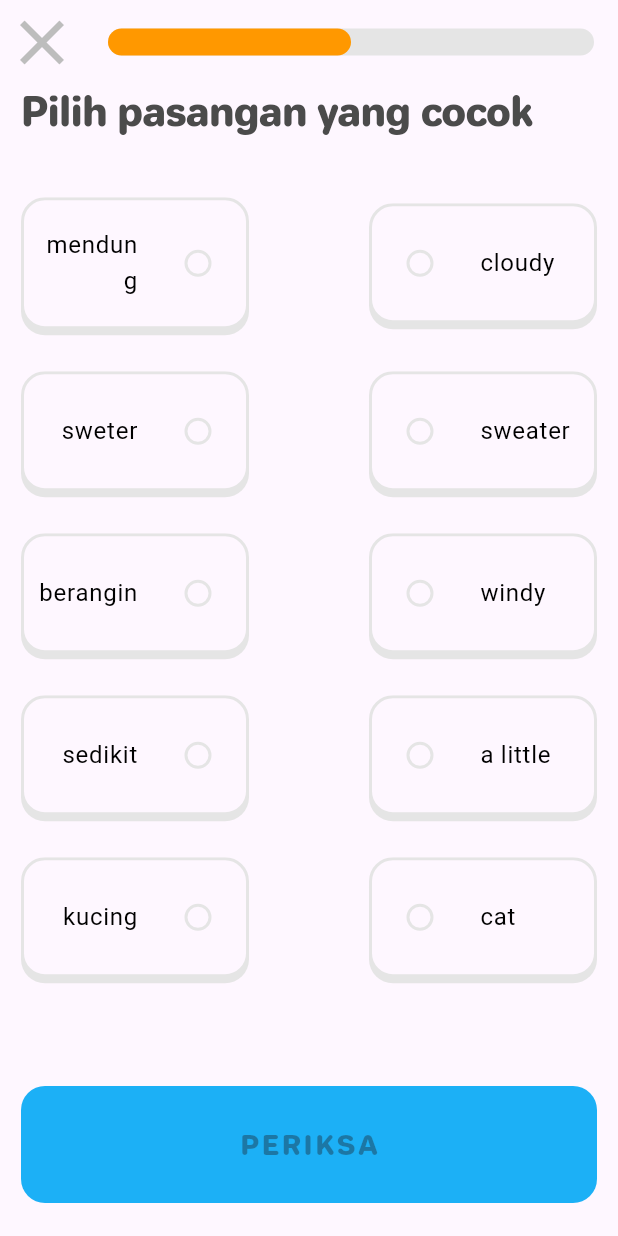
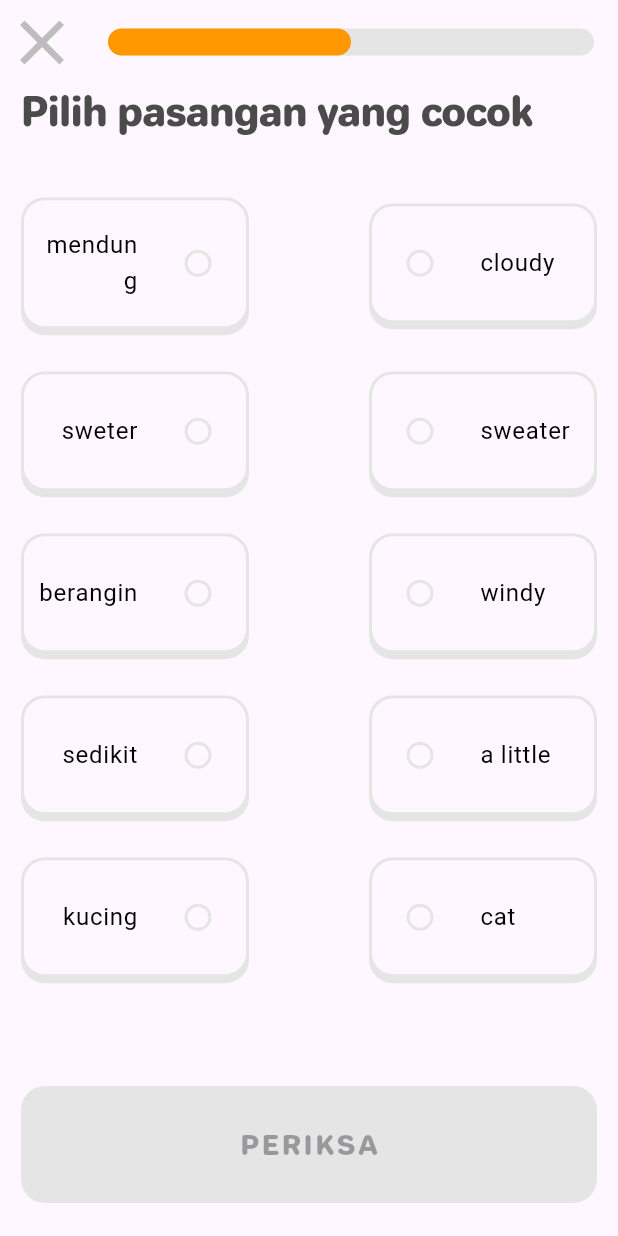
Before and after one commit to LordJmw/MobileFrontEndKel3IF_B_Pagi, a Flutter app: the MatchingQuestion screen opened directly, on a phone screen of 412 x 824 dp. Run offline on Flutter 3.47's test engine with Material 3 defaults, Android fonts, the phone set to English and light mode, and no system bars; our stand-ins replace font_awesome_flutter.

Commit message:
Extract shared widget to another file & Fix state management in checkButton

```diff
--- /dev/null
+++ b/lib/components/check_button.dart
@@ -0,0 +1,72 @@
+import 'package:flutter/material.dart';
+import 'package:project_kel2_mfe/components/press_effect.dart';
+
+class CheckButton extends StatefulWidget {
+  final PressEffectNotifier pressEffectController;
+  final bool buttonState;
+
+  const CheckButton({
+    super.key,
+    required this.pressEffectController,
+    required this.buttonState,
+  });
+
+  @override
+  State<CheckButton> createState() => _CheckButtonState();
+}
+
+class _CheckButtonState extends State<CheckButton> {
+  @override
+  void initState() {
+    super.initState();
+    Future.delayed(Duration.zero, () {
+      widget.pressEffectController.changePressedState(!widget.buttonState);
+      widget.pressEffectController.changeShadowColor(
+        Color.fromRGBO(17, 117, 163, 1),
+      );
+    });
+  }
+
+  @override
+  void didUpdateWidget(covariant CheckButton oldWidget) {
+    // TODO: implement didUpdateWidget
+    super.didUpdateWidget(oldWidget);
+    if (oldWidget.buttonState != widget.buttonState) {
+      Future.delayed(Duration.zero, () {
+        widget.pressEffectController.changePressedState(!widget.buttonState);
+      });
+    }
+  }
+
+  @override
+  Widget build(BuildContext context) {
+    return TextButton(
+      onPressed:
+          widget.buttonState
+              ? () {
+                widget.pressEffectController.press();
+              }
+              : null,
+      style: TextButton.styleFrom(
+        backgroundColor:
+            widget.buttonState
+                ? Color.fromRGBO(28, 176, 246, 1)
+                : Color.fromRGBO(229, 229, 229, 1),
+        foregroundColor: Colors.white,
+        shape: RoundedRectangleBorder(borderRadius: BorderRadius.circular(16)),
+      ),
+      child: Padding(
+        padding: EdgeInsets.fromLTRB(0, 18, 0, 18),
+
+        child: Text(
+          widget.buttonState ? "BERIKUTNYA" : "PERIKSA",
+          style: TextStyle(
+            fontSize: 18,
+            fontFamily: "Jellee",
+            letterSpacing: 2,
+          ),
+        ),
+      ),
+    );
+  }
+}
--- /dev/null
+++ b/lib/components/press_effect.dart
@@ -0,0 +1,81 @@
+import 'package:flutter/material.dart';
+
+class PressEffectNotifier {
+  final ValueNotifier<bool> pressed = ValueNotifier(false);
+  final ValueNotifier<Color> shadowColor = ValueNotifier(
+    Color.fromRGBO(229, 229, 229, 1),
+  );
+
+  void changePressedState(bool newState) {
+    pressed.value = newState;
+  }
+
+  void changeShadowColor(Color newColor) {
+    shadowColor.value = newColor;
+  }
+
+  void press() {
+    pressed.value = !pressed.value;
+
+    Future.delayed(Duration(milliseconds: 100), () {
+      pressed.value = !pressed.value;
+    });
+  }
+}
+
+class PressEffect extends StatefulWidget {
+  final double offset;
+  final Widget Function(PressEffectNotifier toggleNotifier) child;
+
+  const PressEffect({super.key, required this.offset, required this.child});
+
+  @override
+  State<PressEffect> createState() => _PressEffectState();
+}
+
+class _PressEffectState extends State<PressEffect> {
+  late PressEffectNotifier toggleNotifier;
+  late ValueNotifier<bool> pressed;
+  late ValueNotifier<Color> shadowColor;
+
+  @override
+  void initState() {
+    super.initState();
+    toggleNotifier = PressEffectNotifier();
+    pressed = toggleNotifier.pressed;
+    shadowColor = toggleNotifier.shadowColor;
+  }
+
+  @override
+  Widget build(BuildContext context) {
+    return AnimatedBuilder(
+      animation: Listenable.merge([pressed, shadowColor]),
+      builder:
+          (context, _) => Transform.translate(
+            offset: Offset(0, pressed.value ? widget.offset : 0),
+            child: Container(
+              width: double.infinity,
+              decoration: BoxDecoration(
+                borderRadius: BorderRadius.circular(16),
+                boxShadow:
+                    !pressed.value
+                        ? [
+                          BoxShadow(
+                            color: shadowColor.value,
+                            offset:
+                                pressed.value
+                                    ? Offset(0, 0)
+                                    : Offset(0, widget.offset),
+                          ),
+                        ]
+                        : [],
+              ),
+              child: Material(
+                color: Colors.transparent,
+                child: widget.child(toggleNotifier),
+              ),
+            ),
+          ),
+    );
+  }
+}
--- a/lib/matching.dart
+++ b/lib/matching.dart
@@ -1,4 +1,6 @@
 import 'package:flutter/material.dart';
+import 'package:project_kel2_mfe/components/check_button.dart';
+import 'package:project_kel2_mfe/components/press_effect.dart';
 
 class TileState extends ChangeNotifier {
   final Map<String, String> listQuestion;
@@ -78,6 +80,7 @@ class _MatchingQuestionState extends State<MatchingQuestion> {
   late TileState notifier;
   List<String> shuffledQuestion = [];
   List<String> shuffledAnswer = [];
+  bool isCompleted = false;
 
   @override
   void initState() {
@@ -89,39 +92,45 @@ class _MatchingQuestionState extends State<MatchingQuestion> {
     notifier.addListener(() {
       setState(() {
         if (notifier.completedQuestion.length == sampleQuestion.length * 2) {
-          ScaffoldMessenger.of(context).showSnackBar(
-            SnackBar(
-              backgroundColor: Color.fromRGBO(221, 243, 254, 1),
-              duration: Duration(days: 1),
-              content: Column(
-                children: [
-                  Padding(
-                    padding: const EdgeInsets.fromLTRB(0, 0, 0, 24),
-                    child: ListTile(
-                      contentPadding: EdgeInsets.zero,
-                      leading: CircleAvatar(
-                        backgroundColor: Color.fromRGBO(28, 176, 246, 1),
-                        foregroundColor: Colors.white,
-                        radius: 15,
-                        child: Icon(Icons.check_rounded, size: 20),
-                      ),
-                      title: Text(
-                        "Hebat!",
-                        style: TextStyle(
-                          fontSize: 22,
-                          color: Color.fromRGBO(28, 176, 246, 1),
-                          fontFamily: "Jellee",
-                        ),
-                      ),
-                    ),
-                  ),
-                  // CheckButton(state: true),
-                ],
-              ),
-            ),
-          );
+          isCompleted = true;
         }
       });
+
+      //   setState(() {
+      //     if (notifier.completedQuestion.length == sampleQuestion.length * 2) {
+      //       ScaffoldMessenger.of(context).showSnackBar(
+      //         SnackBar(
+      //           backgroundColor: Color.fromRGBO(221, 243, 254, 1),
+      //           duration: Duration(days: 1),
+      //           content: Column(
+      //             children: [
+      //               Padding(
+      //                 padding: const EdgeInsets.fromLTRB(0, 0, 0, 24),
+      //                 child: ListTile(
+      //                   contentPadding: EdgeInsets.zero,
+      //                   leading: CircleAvatar(
+      //                     backgroundColor: Color.fromRGBO(28, 176, 246, 1),
+      //                     foregroundColor: Colors.white,
+      //                     radius: 15,
+      //                     child: Icon(Icons.check_rounded, size: 20),
+      //                   ),
+      //                   title: Text(
+      //                     "Hebat!",
+      //                     style: TextStyle(
+      //                       fontSize: 22,
+      //                       color: Color.fromRGBO(28, 176, 246, 1),
+      //                       fontFamily: "Jellee",
+      //                     ),
+      //                   ),
+      //                 ),
+      //               ),
+      //               // CheckButton(state: true),
+      //             ],
+      //           ),
+      //         ),
+      //       );
+      //     }
+      //   });
     });
   }
 
@@ -165,31 +174,28 @@ class _MatchingQuestionState extends State<MatchingQuestion> {
                         mainAxisAlignment: MainAxisAlignment.spaceBetween,
                         children: [
                           Expanded(
-                            child: ToggleDropShadow(
+                            child: PressEffect(
                               offset: 4,
-                              dropShadowColor: Color.fromRGBO(229, 229, 229, 1),
                               child:
                                   (toggle) => MatchingTiles(
                                     notifier: notifier,
                                     tileValue: shuffledQuestion[i],
                                     isQuestion: true,
-                                    toggleNotifier: toggle,
+                                    pressEffectController: toggle,
                                   ),
                             ),
                           ),
                           SizedBox(width: 80),
 
                           Expanded(
-                            child: ToggleDropShadow(
+                            child: PressEffect(
                               offset: 4,
-                              dropShadowColor: Color.fromRGBO(229, 229, 229, 1),
-
                               child:
                                   (toggle) => MatchingTiles(
                                     notifier: notifier,
                                     tileValue: shuffledAnswer[i],
                                     isQuestion: false,
-                                    toggleNotifier: toggle,
+                                    pressEffectController: toggle,
                                   ),
                             ),
                           ),
@@ -201,14 +207,12 @@ class _MatchingQuestionState extends State<MatchingQuestion> {
 
               Padding(
                 padding: const EdgeInsets.fromLTRB(0, 0, 0, 28),
-                child: ToggleDropShadow(
+                child: PressEffect(
                   offset: 6,
-                  state: false,
-                  dropShadowColor: Color.fromRGBO(17, 117, 163, 1),
                   child:
                       (toggle) => CheckButton(
-                        toggleNotifier: toggle,
-                        buttonState: false,
+                        pressEffectController: toggle,
+                        buttonState: isCompleted,
                       ),
                 ),
               ),
@@ -224,13 +228,13 @@ class MatchingTiles extends StatefulWidget {
   final TileState notifier;
   final String tileValue;
   final bool isQuestion;
-  final ToggleValueNotifier toggleNotifier;
+  final PressEffectNotifier pressEffectController;
   const MatchingTiles({
     super.key,
     required this.notifier,
     required this.tileValue,
     required this.isQuestion,
-    required this.toggleNotifier,
+    required this.pressEffectController,
   });
 
   @override
@@ -243,25 +247,10 @@ class _MatchingTilesState extends State<MatchingTiles> {
   late bool isCorrect;
   late bool isChecked;
   late bool tapState;
-  late ValueNotifier<bool> pressed;
-  late ValueNotifier<Color> shadowStateColor;
-  late ValueNotifier<bool> toggleState;
-
-  void toggleTrigger() {
-    pressed.value = !pressed.value;
-
-    Future.delayed(Duration(milliseconds: 100), () {
-      pressed.value = !pressed.value;
-    });
-  }
 
   @override
   void initState() {
     super.initState();
-
-    pressed = widget.toggleNotifier.pressed;
-    shadowStateColor = widget.toggleNotifier.shadowStateColor;
-    toggleState = widget.toggleNotifier.toggleState;
 
     isSelected =
         widget.tileValue == widget.notifier.selectedQuestion ||
@@ -285,18 +274,26 @@ class _MatchingTilesState extends State<MatchingTiles> {
 
         if (isSelected) {
           if (!isChecked) {
-            shadowStateColor.value = Color.fromRGBO(28, 176, 246, 1);
+            widget.pressEffectController.changeShadowColor(
+              Color.fromRGBO(28, 176, 246, 1),
+            );
           } else {
             if (isCorrect) {
-              shadowStateColor.value = Color.fromRGBO(165, 237, 110, 1);
+              widget.pressEffectController.changeShadowColor(
+                Color.fromRGBO(165, 237, 110, 1),
+              );
             } else {
-              shadowStateColor.value = Color.fromRGBO(255, 178, 178, 1);
+              widget.pressEffectController.changeShadowColor(
+                Color.fromRGBO(255, 178, 178, 1),
+              );
             }
           }
         } else {
-          shadowStateColor.value = Color.fromRGBO(229, 229, 229, 1);
+          widget.pressEffectController.changeShadowColor(
+            Color.fromRGBO(229, 229, 229, 1),
+          );
           if (isDisabled) {
-            toggleState.value = false;
+            widget.pressEffectController.changePressedState(true);
           }
         }
       });
@@ -372,7 +369,7 @@ class _MatchingTilesState extends State<MatchingTiles> {
                   widget.tileValue,
                   widget.isQuestion,
                 );
-                toggleTrigger();
+                widget.pressEffectController.press();
 
                 if (widget.notifier.selectedQuestion != "" &&
                     widget.notifier.selectedAnswer != "") {
@@ -427,13 +424,7 @@ class RadioButton extends StatelessWidget {
           isDisabled || !tapState
               ? null
               : (value) {
-                widget.toggleNotifier.pressed.value =
-                    !widget.toggleNotifier.pressed.value;
-
-                Future.delayed(Duration(milliseconds: 100), () {
-                  widget.toggleNotifier.pressed.value =
-                      !widget.toggleNotifier.pressed.value;
-                });
+                widget.pressEffectController.press();
                 widget.notifier.changeSelected(value, widget.isQuestion);
                 if (widget.notifier.selectedQuestion != "" &&
                     widget.notifier.selectedAnswer != "") {
@@ -443,154 +434,3 @@ class RadioButton extends StatelessWidget {
     );
   }
 }
-
-class CheckButton extends StatefulWidget {
-  final ToggleValueNotifier toggleNotifier;
-  final bool buttonState;
-
-  const CheckButton({
-    super.key,
-    required this.toggleNotifier,
-    required this.buttonState,
-  });
-
-  @override
-  State<CheckButton> createState() => _CheckButtonState();
-}
-
-class _CheckButtonState extends State<CheckButton> {
-  late ValueNotifier<bool> pressed;
-
-  @override
-  void initState() {
-    super.initState();
-    pressed = widget.toggleNotifier.pressed;
-    widget.toggleNotifier.changeToggleState(widget.buttonState);
-  }
-
-  @override
-  Widget build(BuildContext context) {
-    return TextButton(
-      onPressed:
-          widget.buttonState
-              ? () {
-                pressed.value = !pressed.value;
-
-                Future.delayed(Duration(milliseconds: 100), () {
-                  pressed.value = !pressed.value;
-                });
-              }
-              : null,
-      style: TextButton.styleFrom(
-        backgroundColor: Color.fromRGBO(28, 176, 246, 1),
-        foregroundColor: Colors.white,
-        shape: RoundedRectangleBorder(borderRadius: BorderRadius.circular(16)),
-      ),
-      child: Padding(
-        padding: EdgeInsets.fromLTRB(0, 18, 0, 18),
-
-        child: Text(
-          "PERIKSA",
-          style: TextStyle(
-            fontSize: 18,
-            fontFamily: "Jellee",
-            letterSpacing: 2,
-          ),
-        ),
-      ),
-    );
-  }
-}
-
-class ToggleValueNotifier {
-  late ValueNotifier<bool> pressed;
-  late ValueNotifier<Color> shadowStateColor;
-  final Color dropShadowColor;
-  late ValueNotifier<bool> toggleState;
-  final bool state;
-
-  ToggleValueNotifier({required this.dropShadowColor, required this.state}) {
-    shadowStateColor = ValueNotifier<Color>(dropShadowColor);
-    toggleState = ValueNotifier<bool>(state);
-    changeToggleState(state);
-  }
-
-  void changeToggleState(bool newState) {
-    toggleState.value = newState;
-    if (toggleState.value) {
-      pressed = ValueNotifier<bool>(false);
-    } else {
-      pressed = ValueNotifier<bool>(true);
-    }
-  }
-}
-
-class ToggleDropShadow extends StatefulWidget {
-  final double offset;
-  final Color dropShadowColor;
-  final Widget Function(ToggleValueNotifier toggleNotifier) child;
-  final bool state;
-
-  const ToggleDropShadow({
-    super.key,
-    required this.offset,
-    required this.dropShadowColor,
-    required this.child,
-    this.state = true,
-  });
-
-  @override
-  State<ToggleDropShadow> createState() => _ToggleDropShadowState();
-}
-
-class _ToggleDropShadowState extends State<ToggleDropShadow> {
-  late ToggleValueNotifier toggleNotifier;
-  late ValueNotifier<bool> pressed;
-  late ValueNotifier<Color> shadowStateColor;
-  late ValueNotifier<bool> toggleState;
-
-  @override
-  void initState() {
-    super.initState();
-    toggleNotifier = ToggleValueNotifier(
-      dropShadowColor: widget.dropShadowColor,
-      state: widget.state,
-    );
-    pressed = toggleNotifier.pressed;
-    shadowStateColor = toggleNotifier.shadowStateColor;
-    toggleState = toggleNotifier.toggleState;
-  }
-
-  @override
-  Widget build(BuildContext context) {
-    return AnimatedBuilder(
-      animation: pressed,
-      builder:
-          (context, _) => Transform.translate(
-            offset: Offset(0, pressed.value ? widget.offset : 0),
-            child: Container(
-              width: double.infinity,
-              decoration: BoxDecoration(
-                borderRadius: BorderRadius.circular(16),
-                boxShadow:
-                    toggleState.value
-                        ? [
-                          BoxShadow(
-                            color: shadowStateColor.value,
-                            offset:
-                                pressed.value
-                                    ? Offset(0, 0)
-                                    : Offset(0, widget.offset),
-                          ),
-                        ]
-                        : [],
-              ),
-              child: Material(
-                color: Colors.transparent,
-                child: widget.child(toggleNotifier),
-              ),
-            ),
-          ),
-    );
-  }
-}
```
